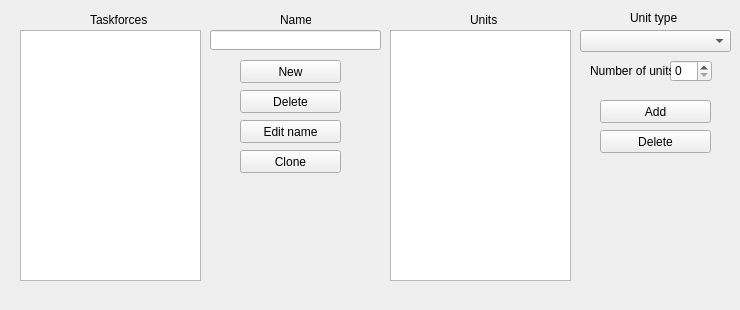
First picture: the form in src/taskforcesection.ui, repository PTapioK/TSWaveMaker, before the edit.
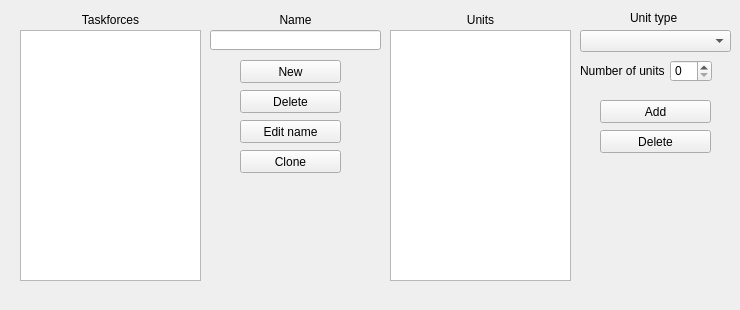
Second picture: the form after the edit.

Commit message: Some GUI fine tuning and fixed some compiler warnings.

```diff
--- a/src/taskforcesection.ui
+++ b/src/taskforcesection.ui
@@ -65,15 +65,18 @@
    <widget class="QLabel" name="label">
     <property name="geometry">
      <rect>
-      <x>90</x>
+      <x>20</x>
       <y>10</y>
-      <width>71</width>
+      <width>181</width>
       <height>20</height>
      </rect>
     </property>
     <property name="text">
      <string>Taskforces</string>
     </property>
+    <property name="alignment">
+     <set>Qt::AlignCenter</set>
+    </property>
    </widget>
    <widget class="QPushButton" name="NewTaskforce">
     <property name="geometry">
@@ -114,15 +117,18 @@
    <widget class="QLabel" name="label_2">
     <property name="geometry">
      <rect>
-      <x>470</x>
+      <x>390</x>
       <y>10</y>
-      <width>41</width>
+      <width>181</width>
       <height>20</height>
      </rect>
     </property>
     <property name="text">
      <string>Units</string>
     </property>
+    <property name="alignment">
+     <set>Qt::AlignCenter</set>
+    </property>
    </widget>
    <widget class="QPushButton" name="AddUnit">
     <property name="geometry">
@@ -186,9 +192,9 @@
    <widget class="QLabel" name="label_4">
     <property name="geometry">
      <rect>
-      <x>590</x>
+      <x>580</x>
       <y>60</y>
-      <width>81</width>
+      <width>91</width>
       <height>21</height>
      </rect>
     </property>
@@ -235,15 +241,18 @@
    <widget class="QLabel" name="nameLabel">
     <property name="geometry">
      <rect>
-      <x>280</x>
+      <x>210</x>
       <y>10</y>
-      <width>31</width>
+      <width>171</width>
       <height>20</height>
      </rect>
     </property>
     <property name="text">
      <string>Name</string>
     </property>
+    <property name="alignment">
+     <set>Qt::AlignCenter</set>
+    </property>
    </widget>
   </widget>
  </widget>
```
The commit also changes 7 other files.
